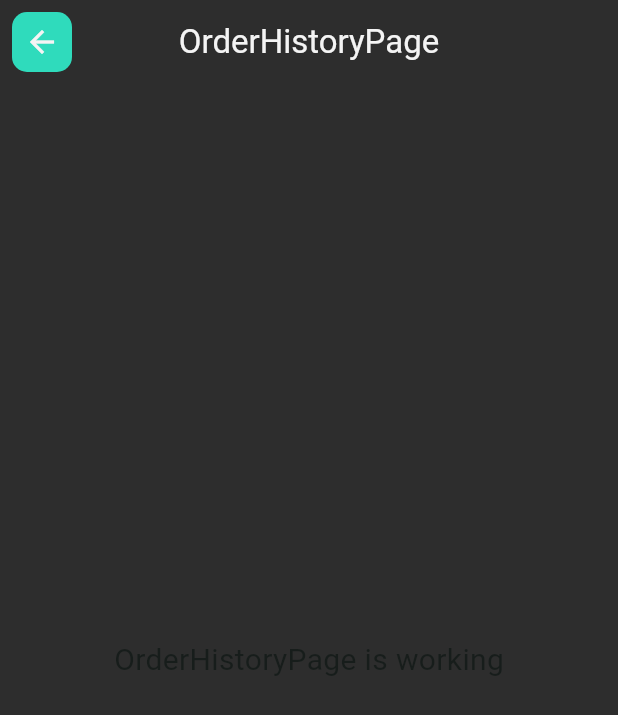
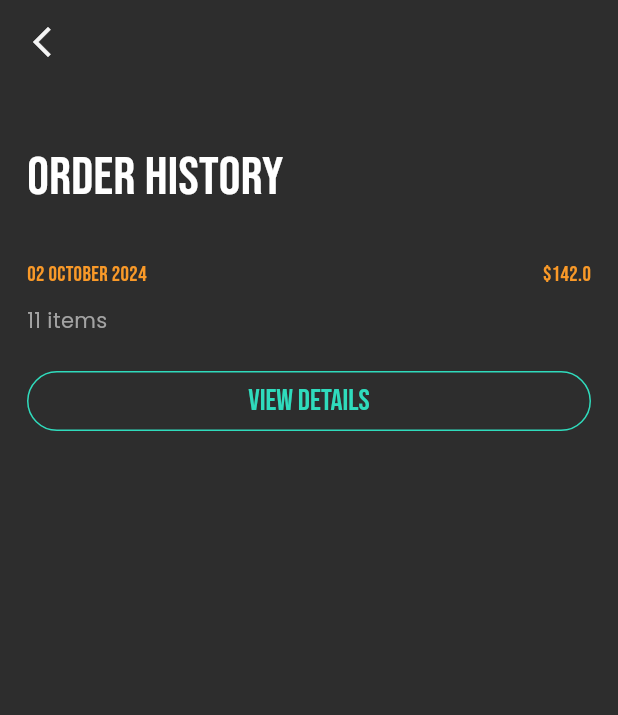
Before and after one commit to AVElfallah/food_e, a Flutter app: the OrderHistoryPage screen opened by its route, on a phone screen of 412 x 824 dp. Shown: the top 715 px of the screen. Run offline on Flutter 3.47's test engine with Material 3 defaults, Android fonts, the light colour scheme and no system bars; our stand-ins replace animate_do, flutter_image_slideshow, flutter_svg, google_fonts; project files that could hold a hidden picture were left out.

Commit message:
order history created

```diff
--- /dev/null
+++ b/lib/model/order_history_model.dart
@@ -0,0 +1,93 @@
+class OrderHistoryModel {
+  final DateTime? orderDate;
+  final double? totalPrice;
+  final int? itemsQuantity;
+  final bool? isArrived;
+  final List<OrderHistoryMealItem>? items;
+
+  OrderHistoryModel._({
+    this.orderDate,
+    this.totalPrice,
+    this.itemsQuantity,
+    this.items,
+    this.isArrived,
+  });
+
+  factory OrderHistoryModel({
+    DateTime? orderDate,
+    List<OrderHistoryMealItem>? items,
+    bool? isArrived,
+  }) {
+    int itemsQu =
+        items!.fold<int>(0, (oldData, item) => oldData + item.quantity!);
+
+    double totalPr = items.fold<double>(
+        0.0, (oldData, item) => oldData + (item.price! * item.quantity!));
+    return OrderHistoryModel._(
+      itemsQuantity: itemsQu,
+      items: items,
+      isArrived: isArrived,
+      orderDate: orderDate,
+      totalPrice: totalPr,
+    );
+  }
+
+  Map<String, dynamic> toMap() {
+    return {
+      'orderDate': orderDate,
+      'totalPrice': totalPrice,
+      'itemsQuantity': itemsQuantity,
+      'items': items,
+      'isArrived': isArrived
+    };
+  }
+
+  factory OrderHistoryModel.fromMap(Map<String, dynamic> map) {
+    return OrderHistoryModel(
+      orderDate: map['orderDate'],
+      items: map['items'],
+      isArrived: map['isArrived'],
+    );
+  }
+}
+
+class OrderHistoryMealItem {
+  final String? mealName;
+  final double? price;
+  final int? quantity;
+  final double? total;
+
+  OrderHistoryMealItem._({
+    this.mealName,
+    this.price,
+    this.quantity,
+    this.total,
+  });
+
+  factory OrderHistoryMealItem(
+      {String? mealName, double? price, int? quantity}) {
+    return OrderHistoryMealItem._(
+      mealName: mealName,
+      price: price,
+      quantity: quantity,
+      total: price! * quantity!,
+    );
+  }
+
+  Map<String, dynamic> toMap() {
+    return {
+      'mealName': mealName,
+      'price': price,
+      'quantity': quantity,
+      'total': total,
+    };
+  }
+
+  factory OrderHistoryMealItem.fromMap(Map<String, dynamic> map) {
+    return OrderHistoryMealItem(
+      mealName: map['mealName'],
+      price: map['price'],
+      quantity: map['quantity'],
+    );
+  }
+}
--- a/lib/pages/profile/pages/contact_support/contact_support_page.dart
+++ b/lib/pages/profile/pages/contact_support/contact_support_page.dart
@@ -58,7 +58,7 @@
                         color: ColorsHelper.primary,
                       ),
                       onTap: () {
-                        //TODO - add acction to gmail
+                        //TODO - add action to gmail
                       },
                       title: Text(
                         'support@foode.com',
@@ -74,7 +74,7 @@
                         color: ColorsHelper.primary,
                       ),
                       onTap: () {
-                        //TODO - add acction to chat
+                        //TODO - add action to chat
                       },
                       title: Text(
                         'chat on WhatsApp',
--- a/lib/pages/profile/pages/order_history/order_history_page.dart
+++ b/lib/pages/profile/pages/order_history/order_history_page.dart
@@ -1,19 +1,92 @@
-import 'package:flutter/material.dart';
+import 'package:flutter/material.dart'; // Importing Flutter's material design package
+import 'package:food_e/model/order_history_model.dart';
+import 'package:google_fonts/google_fonts.dart'; // Importing Google Fonts package
 
+import '../../../../shared/widgets/role_model_appbar_widget.dart'; // Importing a custom app bar widget
+import 'widgets/order_history_item_widget.dart'; // Importing a custom widget for order history items
+
+// Defining a stateless widget named OrderHistoryPage
 class OrderHistoryPage extends StatelessWidget {
+  // Constructor for the widget, accepting a key
   const OrderHistoryPage({super.key});
 
   @override
   Widget build(BuildContext context) {
+    // Building the widget tree
     return Scaffold(
-      appBar: AppBar(
-        title: const Text('OrderHistoryPage'),
-        centerTitle: true,
+      // Using a custom app bar widget
+      appBar: RoleModelAppbarWidget(
+        context,
+        leadingIcon: Icons.arrow_back_ios_new, // Setting the leading icon
       ),
-      body: const Center(
-        child: Text(
-          'OrderHistoryPage is working',
-          style: TextStyle(fontSize: 20),
+      // Adding padding around the body content
+      body: Padding(
+        padding: const EdgeInsets.symmetric(
+          vertical: 10, // Vertical padding
+          horizontal: 18, // Horizontal padding
+        ),
+        // Using a column to arrange widgets vertically
+        child: Column(
+          crossAxisAlignment:
+              CrossAxisAlignment.start, // Aligning children to the start
+          children: [
+            // Displaying the page title
+            Text(
+              'ORDER HISTORY',
+              style: GoogleFonts.bebasNeue(
+                fontSize: 36, // Font size
+                color: Colors.white, // Text color
+              ),
+            ),
+            const SizedBox(
+              height: 30, // Adding space below the title
+            ),
+            // Expanding the ListView to take available space
+            Expanded(
+              child: ListView(
+                children: [
+                  // Adding order history items
+                  OrderHistoryItemWidget(
+                    // Order arrival status
+                    model: OrderHistoryModel(
+                      orderDate: DateTime(2024, 10, 2), // Order date
+
+                      isArrived: true,
+                      items: [
+                        OrderHistoryMealItem(
+                          mealName: 'Hamburger', // Item name
+                          price: 30, // Item price
+                          quantity: 1, // Item quantity
+                        ),
+                        OrderHistoryMealItem(
+                          mealName: 'Meat', // Item name
+                          price: 10, // Item price
+                          quantity: 4, // Item quantity
+                        ),
+                        OrderHistoryMealItem(
+                          mealName: 'Bread', // Item name
+                          price: 12, // Item price
+                          quantity: 6, // Item quantity
+                        ),
+                      ],
+                    ),
+                  ),
+                  /* OrderHistoryItemWidget(
+                    orderDate: DateTime(2024, 9, 22),
+                    price: 160,
+                    quantity: 5,
+                    isArrived: true,
+                  ),
+                  OrderHistoryItemWidget(
+                    orderDate: DateTime(2024, 6, 12),
+                    price: 60,
+                    quantity: 5,
+                    isArrived: true,
+                  ), */
+                ],
+              ),
+            ),
+          ],
         ),
       ),
     );
--- /dev/null
+++ b/lib/pages/profile/pages/order_history/widgets/order_history_item_widget.dart
@@ -0,0 +1,94 @@
+import 'package:flutter/material.dart';
+import 'package:food_e/helpers/colors_helper.dart';
+import 'package:food_e/model/order_history_model.dart';
+import 'package:food_e/pages/profile/pages/order_history/layouts/order_details_layouts.dart';
+import 'package:google_fonts/google_fonts.dart';
+import 'package:intl/intl.dart';
+
+class OrderHistoryItemWidget extends StatelessWidget {
+  const OrderHistoryItemWidget({
+    super.key,
+    this.model,
+  });
+  final OrderHistoryModel? model;
+
+  @override
+  Widget build(BuildContext context) {
+    final height = MediaQuery.of(context).size.height;
+    String? formattedDate =
+        DateFormat('dd MMMM yyyy').format(model!.orderDate!);
+    return SizedBox(
+      height: height * .2,
+      width: double.infinity,
+      child: Column(
+        mainAxisAlignment: MainAxisAlignment.start,
+        crossAxisAlignment: CrossAxisAlignment.start,
+        children: [
+          //Order Date [START]
+          Row(
+            mainAxisAlignment: MainAxisAlignment.spaceBetween,
+            children: [
+              Text(
+                formattedDate,
+                style: GoogleFonts.bebasNeue(
+                  color: ColorsHelper.secondary,
+                  fontWeight: FontWeight.w300,
+                  fontSize: 14,
+                ),
+              ),
+              //Price [START]
+              Text(
+                '\$${model!.totalPrice!}',
+                style: GoogleFonts.bebasNeue(
+                  color: ColorsHelper.secondary,
+                  fontWeight: FontWeight.w300,
+                  fontSize: 14,
+                ),
+              ),
+            ],
+          ),
+          const SizedBox(
+            height: 10,
+          ),
+
+          //Quantity [START]
+          Text(
+            '${model!.itemsQuantity!} items',
+            style: GoogleFonts.poppins(
+              color: ColorsHelper.gray,
+              fontSize: 14,
+            ),
+          ),
+
+          const SizedBox(
+            height: 20,
+          ),
+          if (!model!
+              .isArrived!) // if the order did not arrived this button is shown
+            ElevatedButton(
+              onPressed: () {},
+              child: const Text(
+                'TRACK ORDER',
+              ),
+            )
+          else // else if order was arrived this button will be shown
+            OutlinedButton(
+              onPressed: () {
+                // TODO: navigate to order details Layout
+
+                Navigator.of(context).push(
+                  MaterialPageRoute(
+                    builder: (ctx) => const OrderDetailsLayouts(),
+                    settings: RouteSettings(arguments: model),
+                  ),
+                );
+              },
+              child: const Text(
+                'VIEW DETAILS',
+              ),
+            )
+        ],
+      ),
+    );
+  }
+}
--- a/lib/pages/profile/pages/privacy_policy/widgets/policy_parts_widgets.dart
+++ b/lib/pages/profile/pages/privacy_policy/widgets/policy_parts_widgets.dart
@@ -39,7 +39,6 @@
   void initState() {
     super.initState();
     currentIndex = PolicyPartsWidgets.counter;
-    print(currentIndex);
   }
 
   @override
@@ -55,7 +54,7 @@
       crossAxisAlignment: CrossAxisAlignment.start,
       children: [
         Text(
-          '${currentIndex}- ${widget.title}',
+          '$currentIndex- ${widget.title}',
           style: GoogleFonts.bebasNeue(
             fontSize: 24,
             color: Colors.white,
--- a/lib/pages/profile/pages/terms_and_conditions/widgets/terms_and_conditions_parts_widgets.dart
+++ b/lib/pages/profile/pages/terms_and_conditions/widgets/terms_and_conditions_parts_widgets.dart
@@ -30,6 +30,7 @@
     );
   }
 
+  @override
   State<TermsAndConditionsPartsWidgets> createState() =>
       _TermsAndConditionsPartsWidgetsState();
 }
@@ -41,7 +42,6 @@
   void initState() {
     super.initState();
     currentIndex = TermsAndConditionsPartsWidgets.counter;
-    print(currentIndex);
   }
 
   @override
@@ -57,7 +57,7 @@
       crossAxisAlignment: CrossAxisAlignment.start,
       children: [
         Text(
-          '${currentIndex}- ${widget.title}',
+          '$currentIndex- ${widget.title}',
           style: GoogleFonts.bebasNeue(
             fontSize: 24,
             color: Colors.white,
--- a/pubspec.yaml
+++ b/pubspec.yaml
@@ -36,6 +36,7 @@
   flutter_image_slideshow: ^0.1.6
   flutter_svg: ^2.0.10+1
   google_fonts: ^6.2.1
+  intl: ^0.19.0
   provider: ^6.1.2
   url_launcher: ^6.3.0
 
```
Also changed, not shown: lib/pages/profile/pages/order_history/layouts/order_details_layouts.dart (added, +64 -0 lines), lib/pages/profile/pages/order_history/widgets/order_history_details_item.dart (added, +57 -0 lines), pubspec.lock.
